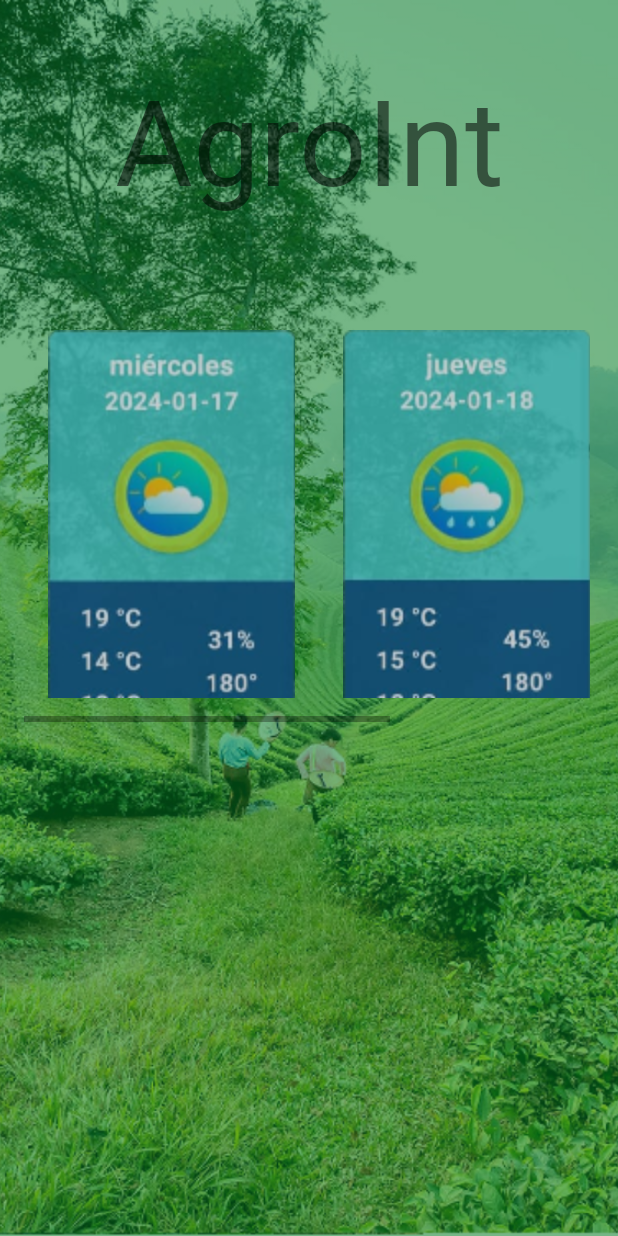
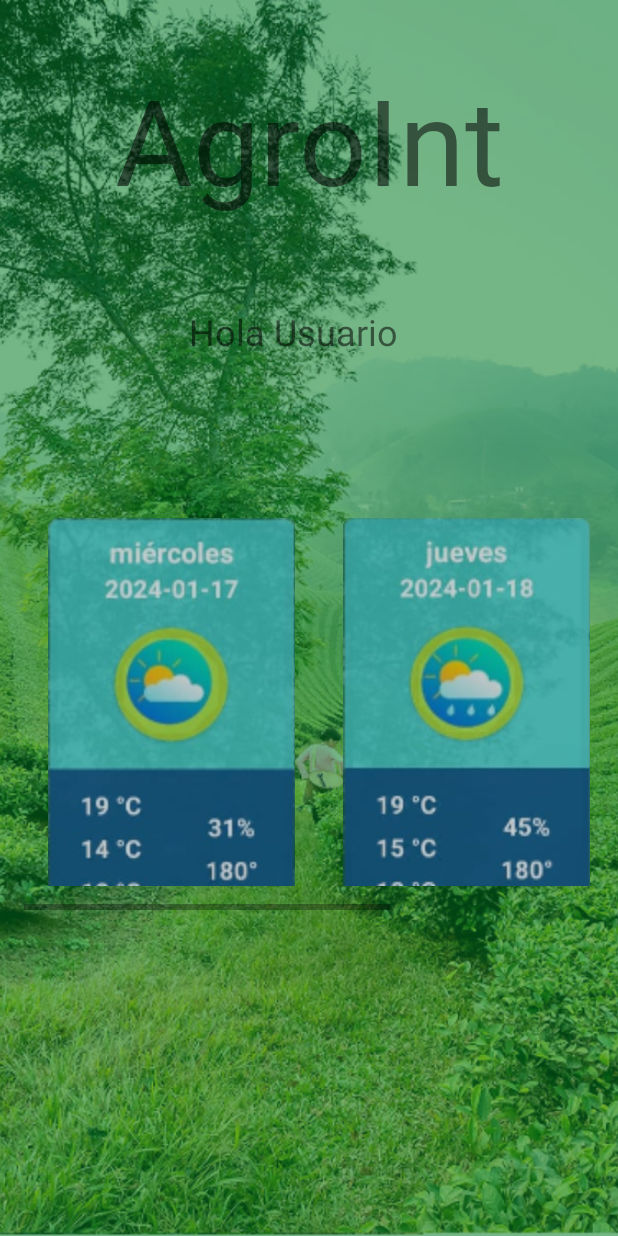
Before and after one commit to karen744/NavigationDrawer_AgroInt, an Android app: the fragment HomeFragment shown on its own in the app's theme, on a phone screen of 412 x 824 dp. Run offline under Robolectric (Android 15) with nearby library versions, the phone set to English and light mode, and no system bars; our stand-ins replace Firebase (no records; nobody signed in at launch, a user with empty details on screens opened directly); pictures from the network do not load.

Commit message:
Te damos la bienvenida

```diff
--- a/app/build.gradle.kts
+++ b/app/build.gradle.kts
@@ -66,6 +66,8 @@ dependencies {
     implementation("com.google.firebase:firebase-analytics")
     implementation("com.squareup.retrofit2:retrofit:2.9.0")
     implementation("com.squareup.retrofit2:converter-gson:2.9.0")
+    implementation("com.google.firebase:firebase-core:20.0.0")
+    implementation("com.google.firebase:firebase-firestore:24.0.0")
 
     implementation("androidx.drawerlayout:drawerlayout:1.2.0")
     implementation("androidx.coordinatorlayout:coordinatorlayout:1.2.0")
--- a/app/src/main/java/co/ude/udenar/agroint/ui/home/HomeFragment.kt
+++ b/app/src/main/java/co/ude/udenar/agroint/ui/home/HomeFragment.kt
@@ -8,11 +8,17 @@ import androidx.fragment.app.Fragment
 import androidx.recyclerview.widget.LinearLayoutManager
 import androidx.recyclerview.widget.RecyclerView
 import co.ude.udenar.agroint.R
+import android.widget.TextView
+import com.google.firebase.auth.FirebaseAuth
+import com.google.firebase.firestore.FirebaseFirestore
 
 class HomeFragment : Fragment() {
 
     private lateinit var recyclerView: RecyclerView
     private lateinit var itemAdapter: ItemAdapter
+    private lateinit var greetingTextView: TextView
+    private lateinit var mAuth: FirebaseAuth
+    private lateinit var db: FirebaseFirestore
 
     override fun onCreateView(
         inflater: LayoutInflater, container: ViewGroup?,
@@ -28,6 +34,20 @@ class HomeFragment : Fragment() {
             // Add more items as needed
         )
 
+        // Inicializar Firebase Authentication
+        mAuth = FirebaseAuth.getInstance()
+        db = FirebaseFirestore.getInstance()
+
+        // Obtén una referencia al TextView
+        greetingTextView = view.findViewById(R.id.greetingTextView)
+
+        // Verifica si el usuario está autenticado
+        val user = mAuth.currentUser
+        if (user != null) {
+            // El usuario está autenticado, obtén su nombre desde Firestore
+            obtenerNombreUsuarioDesdeFirestore(user.uid)
+        }
+
         recyclerView = view.findViewById(R.id.recyclerView)
         recyclerView.layoutManager = LinearLayoutManager(activity,  LinearLayoutManager.HORIZONTAL, false)
         itemAdapter = ItemAdapter(itemList)
@@ -35,4 +55,27 @@ class HomeFragment : Fragment() {
 
         return view
     }
+
+    private fun obtenerNombreUsuarioDesdeFirestore(userId: String) {
+        val userDoc = db.collection("users").document(userId)
+        userDoc.get().addOnSuccessListener { document ->
+            if (document.exists()) {
+                val nombreUsuario = document.getString("displayName")
+                if (nombreUsuario != null && nombreUsuario.isNotEmpty()) {
+                    // Establece el saludo personalizado
+                    val saludo = "Hola $nombreUsuario"
+                    greetingTextView.text = saludo
+                } else {
+                    // Si no hay un nombre de usuario configurado, muestra un mensaje predeterminado
+                    greetingTextView.text = "Hola Usuario"
+                }
+            } else {
+                greetingTextView.text = "Hola Usuario"
+            }
+        }.addOnFailureListener {
+            greetingTextView.text = "Hola Usuario"
+            // Maneja el error al obtener el nombre de usuario desde Firestore
+            // Log.d("FIRESTORE", "Error al obtener el nombre de usuario: ${it.message}")
+        }
+    }
 }
--- a/app/src/main/res/layout/fragment_home.xml
+++ b/app/src/main/res/layout/fragment_home.xml
@@ -21,8 +21,8 @@
         app:srcCompat="@drawable/campo_bg_cut_new" />
 
 
-
     <TextView
+        android:id="@+id/textView5"
         android:layout_width="369dp"
         android:layout_height="146dp"
         android:layout_marginTop="40dp"
@@ -48,11 +48,25 @@
         app:layout_constraintStart_toStartOf="parent"
         app:layout_constraintTop_toTopOf="parent" />
 
+    <TextView
+        android:id="@+id/greetingTextView"
+        android:layout_width="wrap_content"
+        android:layout_height="wrap_content"
+        android:layout_centerInParent="true"
+        android:text="Hola David"
+        android:textSize="24sp"
+        app:layout_constraintBottom_toBottomOf="parent"
+        app:layout_constraintEnd_toEndOf="parent"
+        app:layout_constraintHorizontal_bias="0.462"
+        app:layout_constraintStart_toStartOf="parent"
+        app:layout_constraintTop_toBottomOf="@+id/textView5"
+        app:layout_constraintVertical_bias="0.031" />
+
     <androidx.recyclerview.widget.RecyclerView
         android:id="@+id/recyclerView"
         android:layout_width="411dp"
         android:layout_height="309dp"
-        android:layout_marginTop="188dp"
+        android:layout_marginTop="76dp"
         android:background="@android:color/transparent"
         android:clipToPadding="false"
         android:padding="16dp"
@@ -60,7 +74,7 @@
         app:layout_constraintEnd_toEndOf="@+id/imageBack"
         app:layout_constraintHorizontal_bias="0.0"
         app:layout_constraintStart_toStartOf="@+id/imageBack"
-        app:layout_constraintTop_toTopOf="@+id/imageBack"
+        app:layout_constraintTop_toBottomOf="@+id/greetingTextView"
         tools:ignore="MissingConstraints" />
 
 
```
Also changed, not shown: app/src/main/java/co/ude/udenar/agroint/RegistroAgronomos.kt (+14 -2 lines), app/src/main/java/co/ude/udenar/agroint/RegistroPersonas.kt (+13 -2 lines).
